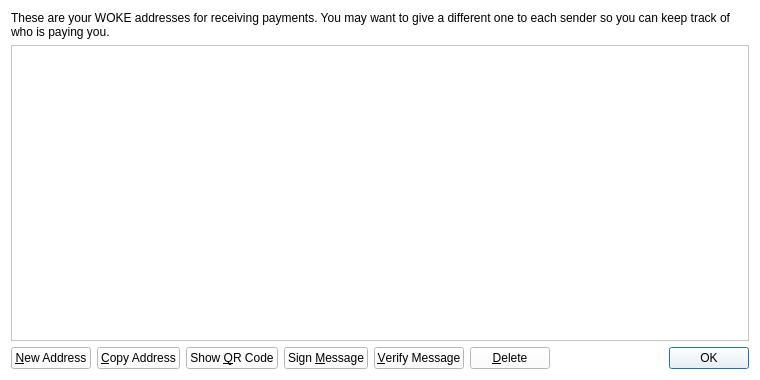
Old version of the form src/qt/forms/addressbookpage.ui in the repository ulandort/WOKEcash.
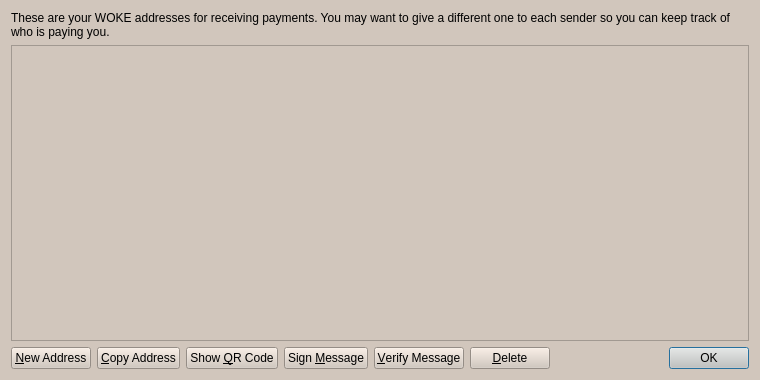
New version of the form. Icons and pictures are not drawn.

```diff
--- a/src/qt/forms/addressbookpage.ui
+++ b/src/qt/forms/addressbookpage.ui
@@ -15,7 +15,7 @@
   </property>
   <property name="styleSheet">
    <string notr="true">color: rgb(0,0,0);
-background: white
+background: rgb(209, 198, 188)
 </string>
   </property>
   <layout class="QVBoxLayout" name="verticalLayout">
@@ -40,6 +40,9 @@
      <property name="toolTip">
       <string>Double-click to edit address or label</string>
      </property>
+     <property name="styleSheet">
+      <string notr="true">background:rgb(209, 198, 188);</string>
+     </property>
      <property name="tabKeyNavigation">
       <bool>false</bool>
      </property>
```
Left out of the diff: 2 changed lines with no effect on the pictures.
